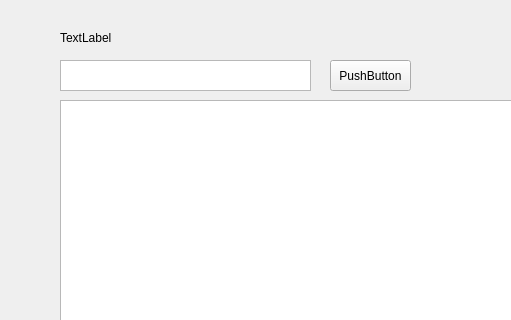
Davidcb15/MiApp, file QTDesign/window_Recipes.ui: the form before one commit; both pictures show x 0 to 511 and y 0 to 320 of the 800 by 600 pixel window.
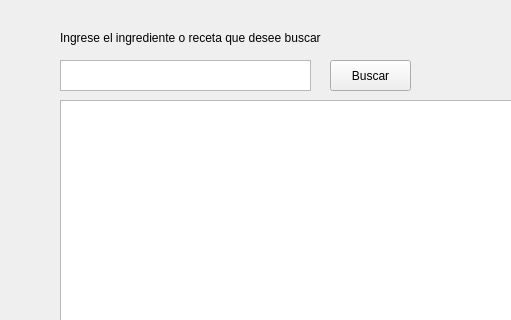
The form after the commit.

Patch:
```diff
--- a/QTDesign/window_Recipes.ui
+++ b/QTDesign/window_Recipes.ui
@@ -19,12 +19,12 @@
      <rect>
       <x>60</x>
       <y>30</y>
-      <width>101</width>
+      <width>291</width>
       <height>16</height>
      </rect>
     </property>
     <property name="text">
-     <string>TextLabel</string>
+     <string>Ingrese el ingrediente o receta que desee buscar</string>
     </property>
    </widget>
    <widget class="QTextEdit" name="txt_Recipes">
@@ -47,7 +47,7 @@
      </rect>
     </property>
     <property name="text">
-     <string>PushButton</string>
+     <string>Buscar</string>
     </property>
    </widget>
    <widget class="QListView" name="lst_Recipes">
```
